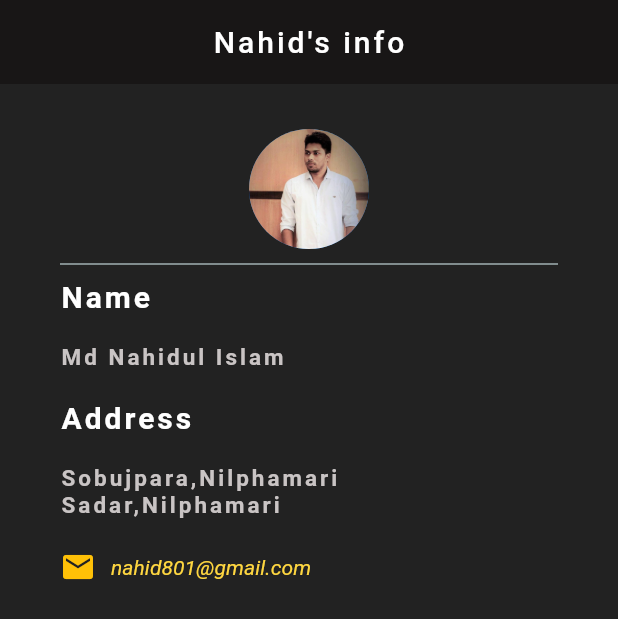
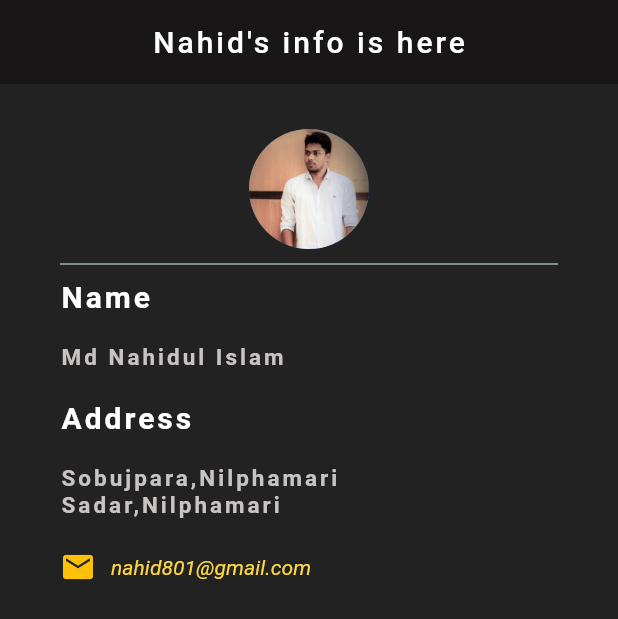
Before and after one commit to nahidbd11/flutter-beginerApp-myInfo, a Flutter app: the screen it shows after launch, on a phone screen of 412 x 824 dp. Shown: the top 619 px of the screen. Run offline on Flutter 3.47's test engine with Material 2 defaults, Android fonts, the phone set to English and light mode, and no system bars.

Commit message:
appbar title changed

```diff
--- a/lib/main.dart
+++ b/lib/main.dart
@@ -16,7 +16,7 @@ class MyInfoApp extends StatelessWidget {
       backgroundColor: Colors.black87,
       appBar: AppBar(
         title: const Text(
-          "Nahid's info",
+          "Nahid's info is here",
           style: TextStyle(
             letterSpacing: 2,
           ),
```
